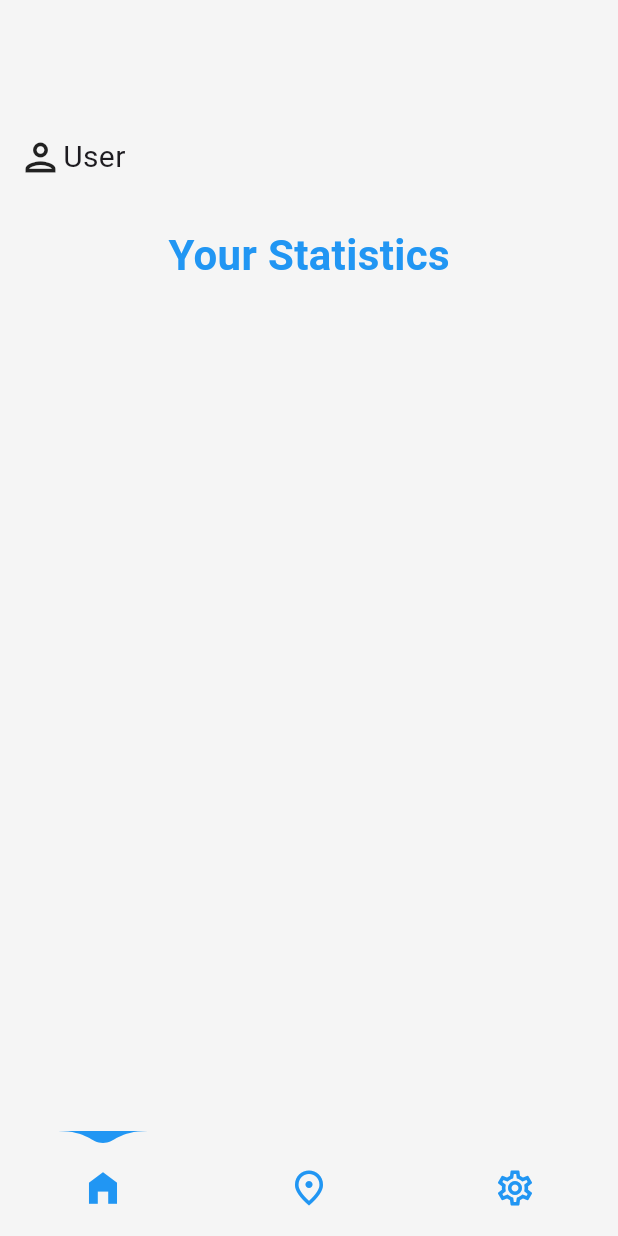
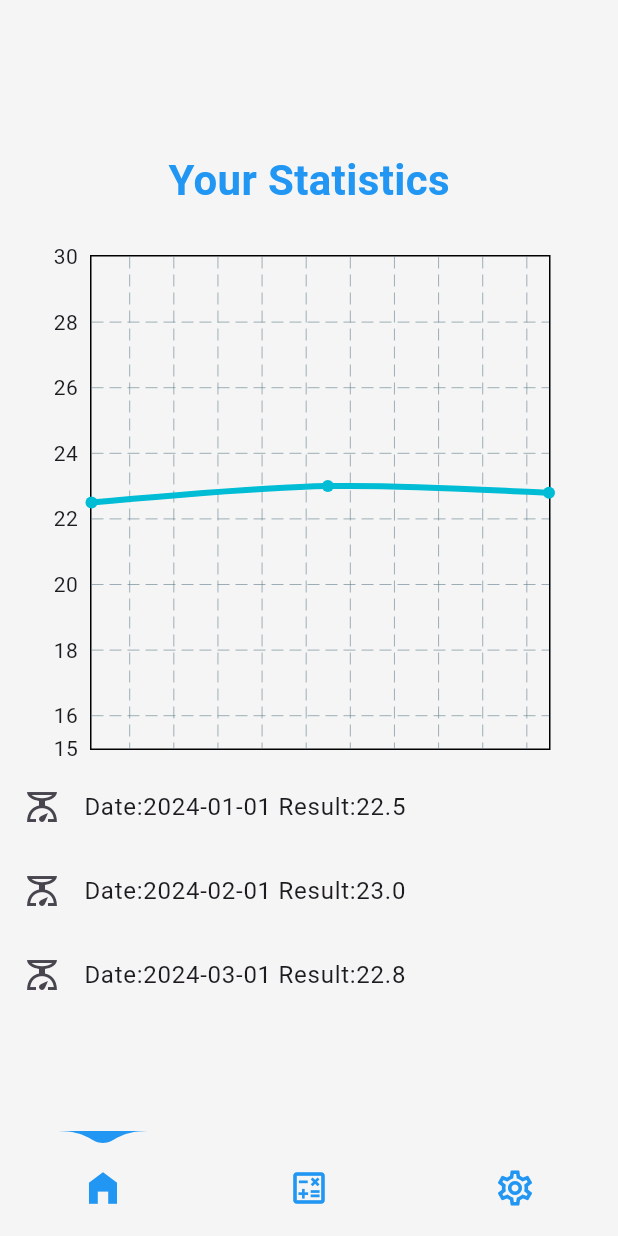
Before and after one commit to kry-ozo/bmiApp, a Flutter app: the screen it shows after launch, on a phone screen of 412 x 824 dp. Run offline on Flutter 3.47's test engine with Material 3 defaults, Android fonts, the phone set to English and light mode, and no system bars; drawn by our look-alikes of fl_chart, water_drop_nav_bar.

Commit message:
Added chart to main_page and listview to generate last bmi scores. Next time will work on bmiservice to make that functionally app, not only placeholders

```diff
--- /dev/null
+++ b/lib/components/bmi_tile.dart
@@ -0,0 +1,16 @@
+import 'package:flutter/material.dart';
+import 'package:weather_app/models/bmi_data.dart';
+
+class BmiTile extends StatelessWidget {
+  final BmiData bmiData;
+  const BmiTile({super.key, required this.bmiData});
+
+  @override
+  Widget build(BuildContext context) {
+    return ListTile(
+      leading: Icon(Icons.scale_outlined),
+      title: Text("Date:${bmiData.date.toString().substring(0,10)} Result:${bmiData.bmi}"),
+
+    );
+  }
+}
--- a/lib/components/chart_line.dart
+++ b/lib/components/chart_line.dart
@@ -1,11 +1,56 @@
 import 'package:flutter/material.dart';
 import 'package:fl_chart/fl_chart.dart';
+import 'package:weather_app/models/bmi_data.dart';
 
 class ChartLine extends StatelessWidget {
-  const ChartLine({super.key});
+  final List<BmiData> bmiHistory;
+  const ChartLine({super.key, required this.bmiHistory});
 
   @override
   Widget build(BuildContext context) {
-    return const Placeholder();
+    return SizedBox(
+
+      height: 350,
+      child: Padding(
+        padding: const EdgeInsets.symmetric(vertical: 10, horizontal: 10),
+        child: LineChart(
+          LineChartData(
+            maxY: 30.0,
+            minY: 15.0,
+            gridData: FlGridData(show: true),
+            titlesData: FlTitlesData(
+              leftTitles: const AxisTitles(
+                sideTitles: SideTitles(showTitles: true, reservedSize: 50),
+              ),
+              bottomTitles: AxisTitles(
+                sideTitles: SideTitles(
+                  interval: Duration(days: 30).inMilliseconds.toDouble(),
+                  showTitles: false,
+                  reservedSize: 30,
+                  getTitlesWidget: (value, meta) {
+                    final date = DateTime.fromMillisecondsSinceEpoch(value.toInt());
+                    return Text("${date.month}/${date.year}");
+                  },
+                ),
+              ),
+              topTitles: AxisTitles(sideTitles: SideTitles(showTitles: false, reservedSize: 30)),
+              rightTitles: const AxisTitles(sideTitles: SideTitles(showTitles: false))
+            ),
+            borderData: FlBorderData(show: true),
+            lineBarsData: [
+              LineChartBarData(
+                spots: bmiHistory
+                    .map((data) =>
+                        FlSpot(data.date.millisecondsSinceEpoch.toDouble(), data.bmi))
+                    .toList(),
+                isCurved: true,
+                barWidth: 4,
+                dotData: const FlDotData(show: true),
+              ),
+            ],
+          ),
+        ),
+      ),
+    );
   }
 }
--- /dev/null
+++ b/lib/models/bmi_data.dart
@@ -0,0 +1,6 @@
+class BmiData {
+  final DateTime date;
+  final double bmi;
+
+  BmiData(this.date, this.bmi);
+}
--- a/lib/pages/home_page.dart
+++ b/lib/pages/home_page.dart
@@ -30,7 +30,7 @@ class _HomePageState extends State<HomePage> {
           waterDropColor: Colors.blue,
           barItems: [
             BarItem(filledIcon: Icons.home_filled, outlinedIcon: Icons.home_outlined),
-            BarItem(filledIcon: Icons.place , outlinedIcon: Icons.place_outlined),
+            BarItem(filledIcon: Icons.calculate , outlinedIcon: Icons.calculate_outlined),
             BarItem(filledIcon: Icons.settings, outlinedIcon: Icons.settings_outlined)
           ], selectedIndex: selectedIndex, onItemSelected: (index){
           setState(() {
--- a/lib/pages/main_page.dart
+++ b/lib/pages/main_page.dart
@@ -1,5 +1,7 @@
 import 'package:flutter/material.dart';
-import 'package:fl_animated_linechart/fl_animated_linechart.dart';
+import 'package:weather_app/components/bmi_tile.dart';
+import 'package:weather_app/components/chart_line.dart';
+import 'package:weather_app/models/bmi_data.dart';
 
 
 class MainPage extends StatefulWidget {
@@ -11,39 +13,32 @@ class MainPage extends StatefulWidget {
 
 class _MainPageState extends State<MainPage> {
   final List<BmiData> bmiHistory = [
-  BmiData(DateTime(2024, 1, 1), 22.5),
-  BmiData(DateTime(2024, 2, 1), 23.0),
-  BmiData(DateTime(2024, 3, 1), 22.8),
+    BmiData(DateTime(2024, 1, 1), 22.5),
+    BmiData(DateTime(2024, 2, 1), 23.0),
+    BmiData(DateTime(2024, 3, 1), 22.8),
   ];
 
   @override
   Widget build(BuildContext context) {
-     return const Column(
+     return  Column(
        children: [
-          SizedBox(height: 80,),
-         Padding(
-          padding: EdgeInsets.symmetric(horizontal: 12, vertical: 10),
-          child: Row(
-            crossAxisAlignment: CrossAxisAlignment.center,
-            children: [
-              Icon(Icons.person_outlined,size: 30,),
-              Text("User",
-              style: TextStyle(fontSize: 20),),
-            ],
+        const SizedBox(height: 80,),
+        const SizedBox(height: 20,),
+        const Text("Your Statistics",
+        style: TextStyle(color: Colors.blue, fontSize: 28,fontWeight: FontWeight.bold),),
+        const SizedBox(height: 20,),
+        Container(
+          margin: const EdgeInsets.only(right: 35),
+          child: ChartLine(bmiHistory: bmiHistory)
           ),
-        ),
-         SizedBox(height: 20,),
-         Text("Your Statistics",
-        style: TextStyle(color: Colors.blue, fontSize: 28,fontWeight: FontWeight.bold),),
-        SizedBox(height: 20,),
+        Expanded(
+          child: ListView.builder(
+            itemCount: bmiHistory.length,
+            itemBuilder: (context, index){
+              return BmiTile(bmiData: bmiHistory[index]);
+            },),
+        )
        ],
      );
   }
 }
-
-class BmiData {
-  final DateTime date;
-  final double bmi;
-
-  BmiData(this.date, this.bmi);
-}
```
